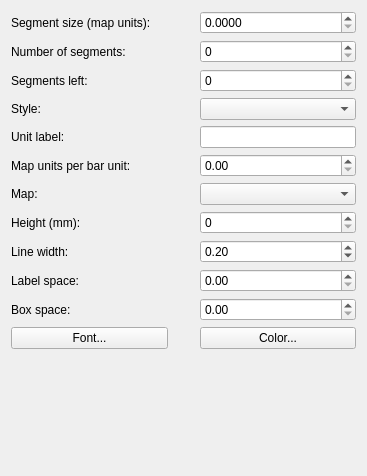
Qt form src/ui/qgscomposerscalebarwidgetbase.ui (qgis/QGIS) before a commit.
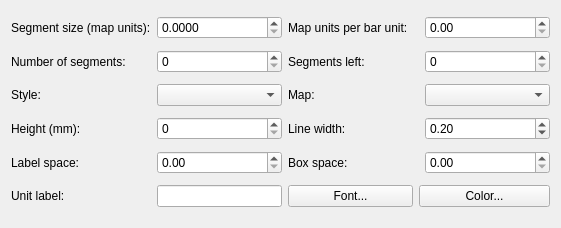
The same form after that commit.

Commit message: rearranged composer scalebar widget to have less height

Diff of the .ui file:
```diff
--- a/src/ui/qgscomposerscalebarwidgetbase.ui
+++ b/src/ui/qgscomposerscalebarwidgetbase.ui
@@ -5,8 +5,8 @@
    <rect>
     <x>0</x>
     <y>0</y>
-    <width>367</width>
-    <height>476</height>
+    <width>561</width>
+    <height>228</height>
    </rect>
   </property>
   <property name="sizePolicy" >
@@ -29,7 +29,7 @@
      </property>
     </widget>
    </item>
-   <item row="0" column="2" >
+   <item row="0" column="1" >
     <widget class="QDoubleSpinBox" name="mSegmentSizeSpinBox" >
      <property name="decimals" >
       <number>4</number>
@@ -39,7 +39,24 @@
      </property>
     </widget>
    </item>
-   <item row="1" column="0" colspan="2" >
+   <item row="0" column="2" colspan="2" >
+    <widget class="QLabel" name="mMapUnitsPerBarUnitLabel" >
+     <property name="text" >
+      <string>Map units per bar unit:</string>
+     </property>
+     <property name="wordWrap" >
+      <bool>true</bool>
+     </property>
+    </widget>
+   </item>
+   <item row="0" column="4" >
+    <widget class="QDoubleSpinBox" name="mMapUnitsPerBarUnitSpinBox" >
+     <property name="maximum" >
+      <double>9999999999999.000000000000000</double>
+     </property>
+    </widget>
+   </item>
+   <item row="1" column="0" >
     <widget class="QLabel" name="mNumbereOfSegmentsLabel" >
      <property name="text" >
       <string>Number of segments:</string>
@@ -49,63 +66,30 @@
      </property>
     </widget>
    </item>
-   <item row="1" column="2" >
+   <item row="1" column="1" >
     <widget class="QSpinBox" name="mNumberOfSegmentsSpinBox" />
    </item>
-   <item row="2" column="0" colspan="2" >
+   <item row="1" column="2" colspan="2" >
     <widget class="QLabel" name="mSegmentsLeftLabel" >
      <property name="text" >
       <string>Segments left:</string>
      </property>
     </widget>
    </item>
-   <item row="2" column="2" >
+   <item row="1" column="4" >
     <widget class="QSpinBox" name="mSegmentsLeftSpinBox" />
    </item>
-   <item row="3" column="0" >
+   <item row="2" column="0" >
     <widget class="QLabel" name="mStyleLabel" >
      <property name="text" >
       <string>Style:</string>
      </property>
     </widget>
    </item>
-   <item row="3" column="2" >
+   <item row="2" column="1" >
     <widget class="QComboBox" name="mStyleComboBox" />
    </item>
-   <item row="4" column="0" >
-    <widget class="QLabel" name="mUnitLabelLabel" >
-     <property name="text" >
-      <string>Unit label:</string>
-     </property>
-     <property name="wordWrap" >
-      <bool>true</bool>
-     </property>
-     <property name="buddy" >
-      <cstring>mUnitLabelLineEdit</cstring>
-     </property>
-    </widget>
-   </item>
-   <item row="4" column="2" >
-    <widget class="QLineEdit" name="mUnitLabelLineEdit" />
-   </item>
-   <item row="5" column="0" >
-    <widget class="QLabel" name="mMapUnitsPerBarUnitLabel" >
-     <property name="text" >
-      <string>Map units per bar unit:</string>
-     </property>
-     <property name="wordWrap" >
-      <bool>true</bool>
-     </property>
-    </widget>
-   </item>
-   <item row="5" column="2" >
-    <widget class="QDoubleSpinBox" name="mMapUnitsPerBarUnitSpinBox" >
-     <property name="maximum" >
-      <double>9999999999999.000000000000000</double>
-     </property>
-    </widget>
-   </item>
-   <item row="6" column="0" >
+   <item row="2" column="2" >
     <widget class="QLabel" name="mMapLabel" >
      <property name="sizePolicy" >
       <sizepolicy vsizetype="Fixed" hsizetype="Expanding" >
@@ -124,7 +108,7 @@
      </property>
     </widget>
    </item>
-   <item row="6" column="2" >
+   <item row="2" column="4" >
     <widget class="QComboBox" name="mMapComboBox" >
      <property name="enabled" >
       <bool>true</bool>
@@ -137,17 +121,17 @@
      </property>
     </widget>
    </item>
-   <item row="7" column="0" >
+   <item row="3" column="0" >
     <widget class="QLabel" name="mHeightLabel" >
      <property name="text" >
       <string>Height (mm):</string>
      </property>
     </widget>
    </item>
-   <item row="7" column="2" >
+   <item row="3" column="1" >
     <widget class="QSpinBox" name="mHeightSpinBox" />
    </item>
-   <item row="8" column="0" >
+   <item row="3" column="2" colspan="2" >
     <widget class="QLabel" name="mLineWidthLabel" >
      <property name="text" >
       <string>Line width:</string>
@@ -160,7 +144,7 @@
      </property>
     </widget>
    </item>
-   <item row="8" column="2" >
+   <item row="3" column="4" >
     <widget class="QDoubleSpinBox" name="mLineWidthSpinBox" >
      <property name="sizePolicy" >
       <sizepolicy vsizetype="Fixed" hsizetype="Expanding" >
@@ -179,27 +163,43 @@
      </property>
     </widget>
    </item>
-   <item row="9" column="0" >
+   <item row="4" column="0" >
     <widget class="QLabel" name="mLabelBarSpaceLabel" >
      <property name="text" >
       <string>Label space:</string>
      </property>
     </widget>
    </item>
-   <item row="9" column="2" >
+   <item row="4" column="1" >
     <widget class="QDoubleSpinBox" name="mLabelBarSpaceSpinBox" />
    </item>
-   <item row="10" column="0" >
+   <item row="4" column="2" colspan="2" >
     <widget class="QLabel" name="mBoxSpaceLabel" >
      <property name="text" >
       <string>Box space:</string>
      </property>
     </widget>
    </item>
-   <item row="10" column="2" >
+   <item row="4" column="4" >
     <widget class="QDoubleSpinBox" name="mBoxSizeSpinBox" />
    </item>
-   <item row="11" column="0" >
+   <item row="5" column="0" >
+    <widget class="QLabel" name="mUnitLabelLabel" >
+     <property name="text" >
+      <string>Unit label:</string>
+     </property>
+     <property name="wordWrap" >
+      <bool>true</bool>
+     </property>
+     <property name="buddy" >
+      <cstring>mUnitLabelLineEdit</cstring>
+     </property>
+    </widget>
+   </item>
+   <item row="5" column="1" >
+    <widget class="QLineEdit" name="mUnitLabelLineEdit" />
+   </item>
+   <item row="5" column="2" >
     <widget class="QPushButton" name="mFontButton" >
      <property name="sizePolicy" >
       <sizepolicy vsizetype="Fixed" hsizetype="Preferred" >
@@ -212,26 +212,13 @@
      </property>
     </widget>
    </item>
-   <item row="11" column="2" >
+   <item row="5" column="3" colspan="2" >
     <widget class="QPushButton" name="mColorPushButton" >
      <property name="text" >
       <string>Color...</string>
      </property>
     </widget>
    </item>
-   <item row="12" column="1" >
-    <spacer>
-     <property name="orientation" >
-      <enum>Qt::Vertical</enum>
-     </property>
-     <property name="sizeHint" >
-      <size>
-       <width>20</width>
-       <height>16</height>
-      </size>
-     </property>
-    </spacer>
-   </item>
   </layout>
  </widget>
  <layoutdefault spacing="6" margin="11" />
```
The commit also changes 1 other file.
